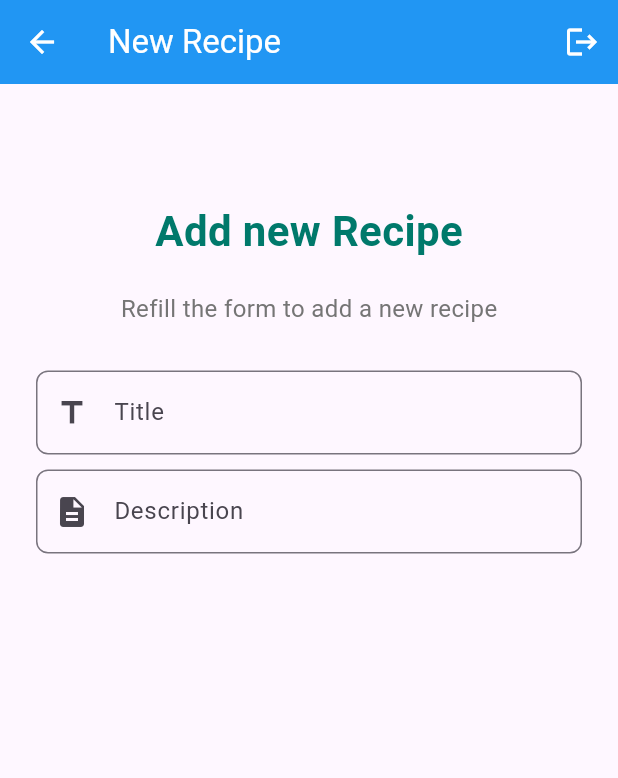
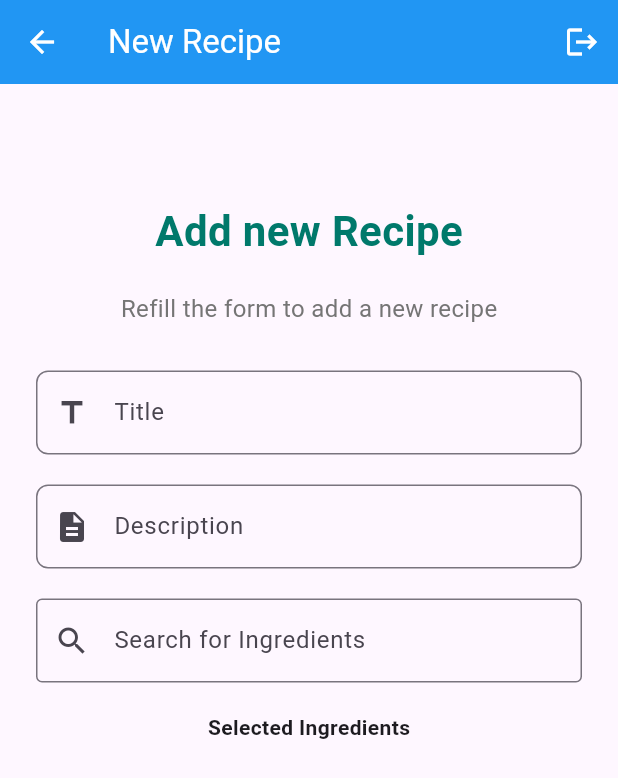
Before and after one commit to Andresas106/RecipeApp, a Flutter app: the NewRecipeScreen screen opened directly, on a phone screen of 412 x 824 dp. Shown: the top 778 px of the screen. Run offline on Flutter 3.47's test engine with Material 3 defaults, Android fonts, the light colour scheme and no system bars; our stand-ins replace cloud_firestore, firebase_auth, firebase_core, google_sign_in; accounts and stored records are empty.

Commit message:
Selected ingredients added to fotm

```diff
--- a/recipe_app/lib/controller/ingredientController.dart
+++ b/recipe_app/lib/controller/ingredientController.dart
@@ -1,5 +1,6 @@
 import 'package:cloud_firestore/cloud_firestore.dart';
 import 'package:recipe_app/model/ingredients.dart';
+import 'package:recipe_app/utils/stringExtensions.dart';
 
 class IngredientController {
   final FirebaseFirestore _firestore = FirebaseFirestore.instance;
@@ -26,8 +27,8 @@ class IngredientController {
   Future<List<Ingredient>> fetchIngredientsBySearch(String query) async {
     var snapshot = await FirebaseFirestore.instance
         .collection('ingredients')
-        .where('name', isGreaterThanOrEqualTo: query)
-        .where('name', isLessThanOrEqualTo: query + '\uf8ff')
+        .where('name', isGreaterThanOrEqualTo: query.capitalize())
+        .where('name', isLessThanOrEqualTo: query.capitalize() + '\uf8ff')
         .get();
 
     return snapshot.docs.map((doc) {
--- a/recipe_app/lib/main.dart
+++ b/recipe_app/lib/main.dart
@@ -1,6 +1,5 @@
 import 'package:flutter/material.dart';
 import 'package:firebase_core/firebase_core.dart';
-import 'controller/recipeController.dart';
 import 'navigation/AppRouteInformationParser.dart';
 import 'navigation/AppRouterDelegate.dart';
 
--- a/recipe_app/lib/screens/NewRecipeScreen.dart
+++ b/recipe_app/lib/screens/NewRecipeScreen.dart
@@ -1,5 +1,6 @@
 import 'package:flutter/cupertino.dart';
 import 'package:flutter/material.dart';
+import 'package:recipe_app/controller/ingredientController.dart';
 import 'package:recipe_app/model/ingredients.dart';
 import 'package:recipe_app/utils/authService.dart';
 
@@ -15,12 +16,28 @@ class NewRecipeScreen extends StatefulWidget {
 
 class _NewRecipeScreenState extends State<NewRecipeScreen> {
   final List<Ingredient> _selectedIngredients = [];
+  final ingredientController = IngredientController();
+
+  Future<List<Ingredient>> _getSuggestions(String query) async{
+    print(ingredientController.fetchIngredientsBySearch(query).toString());
+    return await ingredientController.fetchIngredientsBySearch(query);
+  }
+
+  void _addIngredients(Ingredient ingredient){
+    if(!_selectedIngredients.contains(ingredient))
+    {
+      setState(() {
+        _selectedIngredients.add(ingredient);
+      });
+    }
+  }
 
   @override
   Widget build(BuildContext context) {
     final AuthService _authService = AuthService();
     final TextEditingController titleControler = TextEditingController();
     final TextEditingController descriptionControler = TextEditingController();
+    TextEditingController searchController = TextEditingController();
 
 
     return Scaffold(
@@ -38,7 +55,9 @@ class _NewRecipeScreenState extends State<NewRecipeScreen> {
       ),
       body: Padding(
           padding: const EdgeInsets.symmetric(horizontal: 24,vertical: 48),
-          child: Center(
+          child: SingleChildScrollView(
+            child: Container(
+              constraints: BoxConstraints(maxHeight: MediaQuery.of(context).size.height),
               child: Column(
                 children: [
                   const SizedBox(height: 30,),
@@ -57,7 +76,7 @@ class _NewRecipeScreenState extends State<NewRecipeScreen> {
                             borderRadius: BorderRadius.circular(8)
                         )),
                   ),
-                SizedBox(height: 10,),
+                  SizedBox(height: 20,),
                   TextField(
                     controller: descriptionControler,
                     keyboardType: TextInputType.multiline,
@@ -69,8 +88,58 @@ class _NewRecipeScreenState extends State<NewRecipeScreen> {
                             borderRadius: BorderRadius.circular(8)
                         )),
                   ),
+                  SizedBox(height: 20,),
+                  Autocomplete<Ingredient>(
+                    optionsBuilder: (TextEditingValue textEditingValue) async {
+                      if(textEditingValue.text == '') return const Iterable<Ingredient>.empty();
+                      return await _getSuggestions(textEditingValue.text);
+                    },
+                    displayStringForOption: (Ingredient option) => option.name,
+                    onSelected: (Ingredient selection) {
+                      _addIngredients(selection);
+                      searchController.clear();
+                      FocusScope.of(context).unfocus();
+                    },
+                    fieldViewBuilder: (context, controller, focusNode, onEditingComplete) {
+                      searchController = controller;
+
+                      return TextField(
+                        controller: controller,
+                        focusNode: focusNode,
+                        onEditingComplete: onEditingComplete,
+                        decoration: InputDecoration(
+                            labelText: "Search for Ingredients",
+                            border: OutlineInputBorder(),
+                            prefixIcon: Icon(Icons.search)
+                        ),
+                      );
+                    },
+                  ),
+                  SizedBox(height: 20,),
+                  Text('Selected Ingredients', style: TextStyle(fontWeight: FontWeight.bold),),
+                  Expanded(
+                      child: ListView.builder(
+                          itemCount: _selectedIngredients.length,
+                          itemBuilder: (context, index) {
+                            final ingredient = _selectedIngredients[index];
+                            return ListTile(
+                                title: Text(ingredient.name),
+                                subtitle: Text(ingredient.description),
+                                trailing: IconButton(
+                                  onPressed: () {
+                                    setState(() {
+                                      _selectedIngredients.removeAt(index);
+                                    });
+                                  },
+                                  icon: Icon(Icons.delete, color: Colors.red),
+                                )
+                            );
+                          })
+                  )
                 ],
               ),
+            )
+
           )
 
       ),
```
Also changed, not shown: recipe_app/lib/utils/stringExtensions.dart (added, +10 -0 lines), recipe_app/pubspec.lock. Lines whose indentation alone changed are shown as unchanged.
